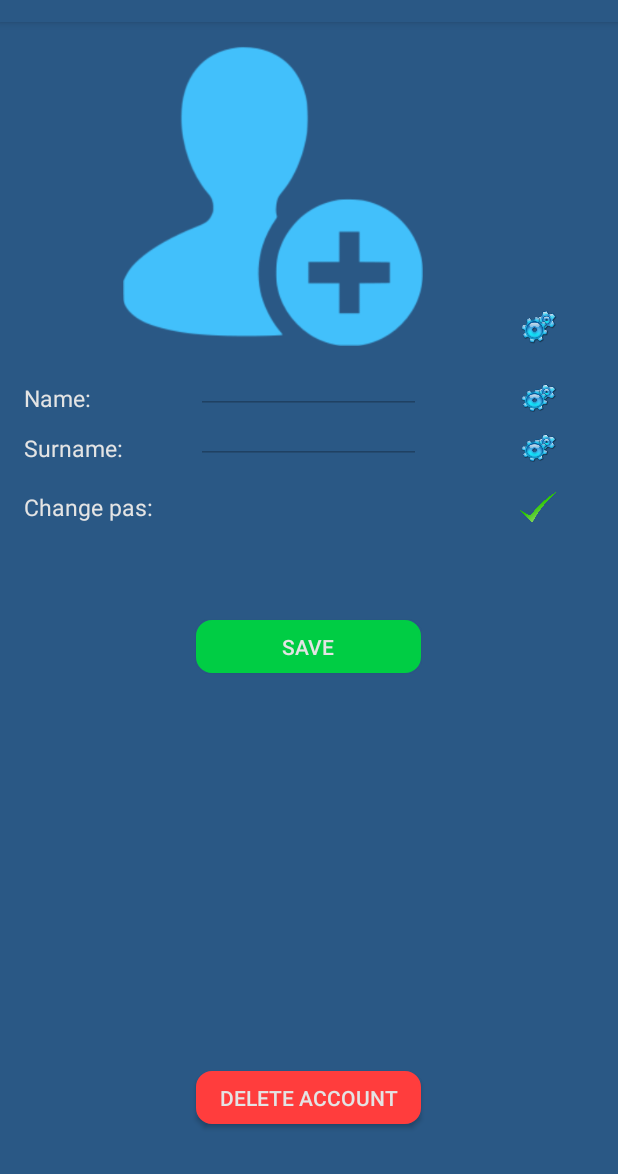
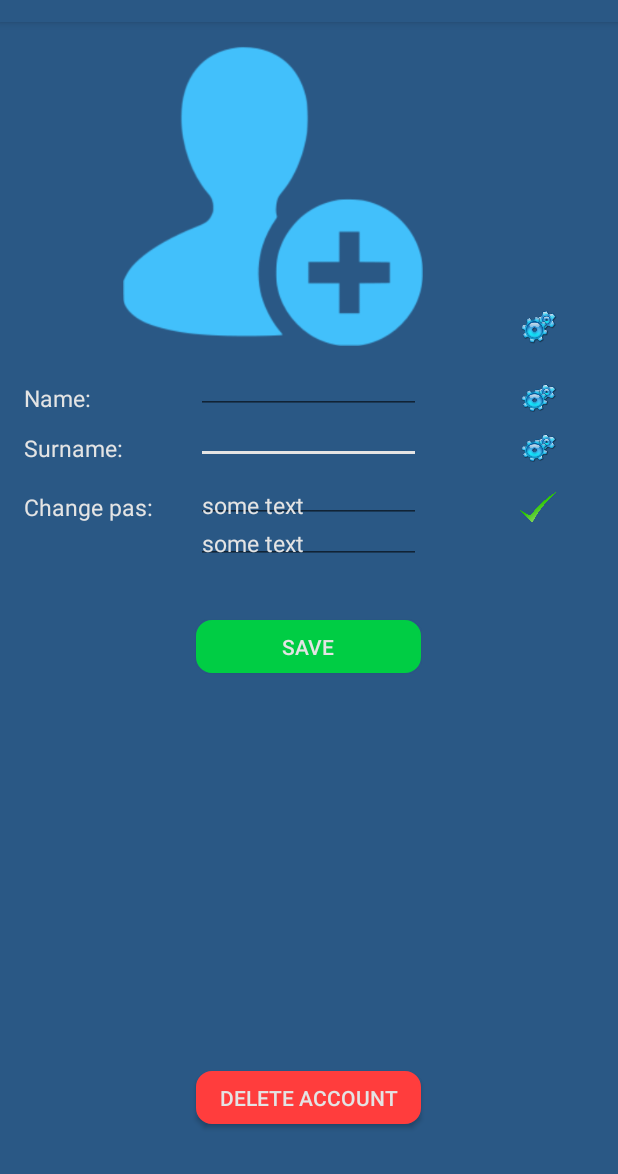
Before and after one commit to BMukhtar/Solutions_Book, an Android app: the MyAccount screen opened directly, with no data from a screen before it, after a tap on an icon or button, on a phone screen of 412 x 824 dp, the part 62-1236 px from its top. Run offline under Robolectric (Android 15) with nearby library versions, the phone set to English and light mode, and no system bars; 3 other taps on this screen came first.

Commit message:
Ali tolyk emes

```diff
--- a/app/src/main/java/mukhtar/exapple/com/solutions_book/MyAccount.java
+++ b/app/src/main/java/mukhtar/exapple/com/solutions_book/MyAccount.java
@@ -1,5 +1,6 @@
 package mukhtar.exapple.com.solutions_book;
 
+import android.content.ContentValues;
 import android.content.Intent;
 import android.content.SharedPreferences;
 import android.database.sqlite.SQLiteDatabase;
@@ -10,6 +11,7 @@ import android.view.MenuItem;
 import android.view.View;
 import android.widget.Button;
 import android.widget.EditText;
+import android.widget.ImageButton;
 import android.widget.ListView;
 import android.widget.TextView;
 
@@ -25,6 +27,12 @@ public class MyAccount extends AppCompatActivity {
     EditText etSurname;
     EditText etPas1;
     EditText etPas2;
+    ImageButton changeName;
+    ImageButton changeSurname;
+    ImageButton changePas;
+    Button save;
+    Button del;
+
     @Override
     protected void onCreate(Bundle savedInstanceState) {
         super.onCreate(savedInstanceState);
@@ -35,6 +43,8 @@ public class MyAccount extends AppCompatActivity {
         etSurname = (EditText) findViewById(R.id.surnametext);
         etPas1 = (EditText) findViewById(R.id.changetext1);
         etPas2 = (EditText) findViewById(R.id.changetext2);
+        save = (Button) findViewById(R.id.save);
+        del = (Button) findViewById(R.id.delete);
         sharedPref = getSharedPreferences("Username",this.MODE_PRIVATE);
         etName.setText(sharedPref.getString("name",""));
         etSurname.setText(sharedPref.getString("surname",""));
@@ -42,8 +52,17 @@ public class MyAccount extends AppCompatActivity {
         etSurname.setEnabled(false);
         etPas1.setVisibility(View.INVISIBLE);
         etPas2.setVisibility(View.INVISIBLE);
+        changeName = (ImageButton) findViewById(R.id.changeName);
+        changeSurname = (ImageButton) findViewById(R.id.changeSurname);
+        changePas = (ImageButton) findViewById(R.id.changePas);
+        changeName.setOnClickListener(onClickListener);
+        changeSurname.setOnClickListener(onClickListener);
+        changePas.setOnClickListener(onClickListener);
+        save.setOnClickListener(onClickListener);
+        del.setOnClickListener(onClickListener);
 
     }
+
 
     View.OnClickListener onClickListener = new View.OnClickListener() {
 
@@ -60,7 +79,46 @@ public class MyAccount extends AppCompatActivity {
                     etPas1.setVisibility(View.VISIBLE);
                     etPas2.setVisibility(View.VISIBLE);
                     break;
+                case R.id.save:
+                    if(!etName.getText().toString().equals(sharedPref.getString("name",""))){
+                        SharedPreferences.Editor ed = sharedPref.edit();
+                        ContentValues cv = new ContentValues();
+                        cv.put("name",etName.getText().toString());
+                        db.update("information",cv,"name=?",new String[]{sharedPref.getString("name","")});
+                        cv.clear();
+                        ed.putString("name",etName.getText().toString());
+                        ed.commit();
+                    }
+                    if(!etSurname.getText().toString().equals(sharedPref.getString("surname",""))){
+                        SharedPreferences.Editor ed = sharedPref.edit();
+                        ContentValues cv = new ContentValues();
+                        cv.put("name",etSurname.getText().toString());
+                        db.update("information",cv,"surname=?",new String[]{sharedPref.getString("surname","")});
+                        cv.clear();
+                        ed.putString("surname",etSurname.getText().toString());
+                        ed.commit();
+                    }
+                    if(etPas1.getText().toString().equals(etPas2.getText().toString())&&!etPas1.getText().toString().equals(sharedPref.getString("password",""))){
+                        SharedPreferences.Editor ed = sharedPref.edit();
+                        ContentValues cv = new ContentValues();
+                        cv.put("name",etPas1.getText().toString());
+                        db.update("users",cv,"password=?",new String[]{sharedPref.getString("password","")});
+                        cv.clear();
+                        ed.putString("surname",etPas1.getText().toString());
+                        ed.commit();
+                        db.close();
+                    }
+                    break;
+                case R.id.delete:
+                    SharedPreferences.Editor ed = sharedPref.edit();
 
+                    db.delete("users","login=?",new String[]{sharedPref.getString("username","")});
+                    ed.putString("username","");
+                    ed.commit();
+                    db.close();
+                    Intent intent = new Intent(getBaseContext(),Login.class);
+                    startActivity(intent);
+                    finish();
 
             }
         }
--- a/app/src/main/res/layout/activity_my_account.xml
+++ b/app/src/main/res/layout/activity_my_account.xml
@@ -159,14 +159,14 @@
         android:text="Delete Account"
         android:layout_width="150dp"
         android:layout_height="35dp"
-        android:id="@+id/button"
+        android:id="@+id/delete"
         android:background="@drawable/delbutton"
         android:textColor="@color/white"
         android:layout_alignParentBottom="true"
-        android:layout_alignLeft="@+id/button2"
-        android:layout_alignStart="@+id/button2"
+        android:layout_alignLeft="@+id/save"
+        android:layout_alignStart="@+id/save"
         android:layout_marginBottom="17dp"
-        android:onClick="delete"/>
+        />
 
     <Button
         android:text="Save"
@@ -174,11 +174,10 @@
         android:layout_height="35dp"
         android:background="@drawable/tick"
         android:textColor="@color/white"
-        android:id="@+id/button2"
+        android:id="@+id/save"
         android:layout_below="@+id/changetext1"
         android:layout_centerHorizontal="true"
-        android:layout_marginTop="37dp"
-        android:onClick="save"/>
+        android:layout_marginTop="37dp" />
 
     <EditText
         android:layout_width="150dp"
```
